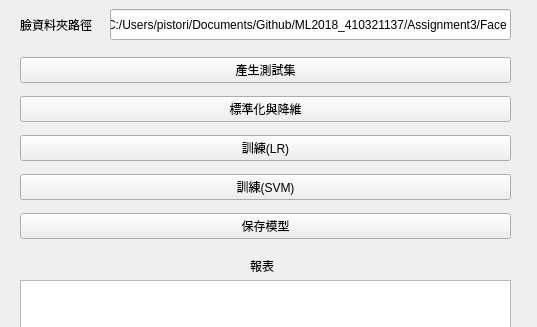
Old version of the form Assignment3/mainwindow2.ui in the repository 410321137/ML2018_410321137; both pictures show x 0 to 537 and y 0 to 327 of the 537 by 637 pixel window.
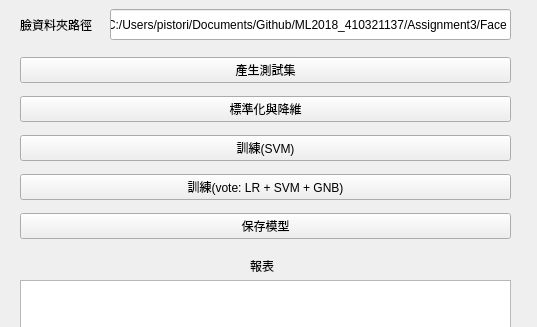
New version of the form.

Diff of the .ui file:
```diff
--- a/Assignment3/mainwindow2.ui
+++ b/Assignment3/mainwindow2.ui
@@ -51,14 +51,14 @@
      <item>
       <widget class="QPushButton" name="pushButton_3">
        <property name="text">
-        <string>訓練(LR)</string>
+        <string>訓練(SVM)</string>
        </property>
       </widget>
      </item>
      <item>
       <widget class="QPushButton" name="pushButton_4">
        <property name="text">
-        <string>訓練(SVM)</string>
+        <string>訓練(vote: LR + SVM + GNB)</string>
        </property>
       </widget>
      </item>
```
